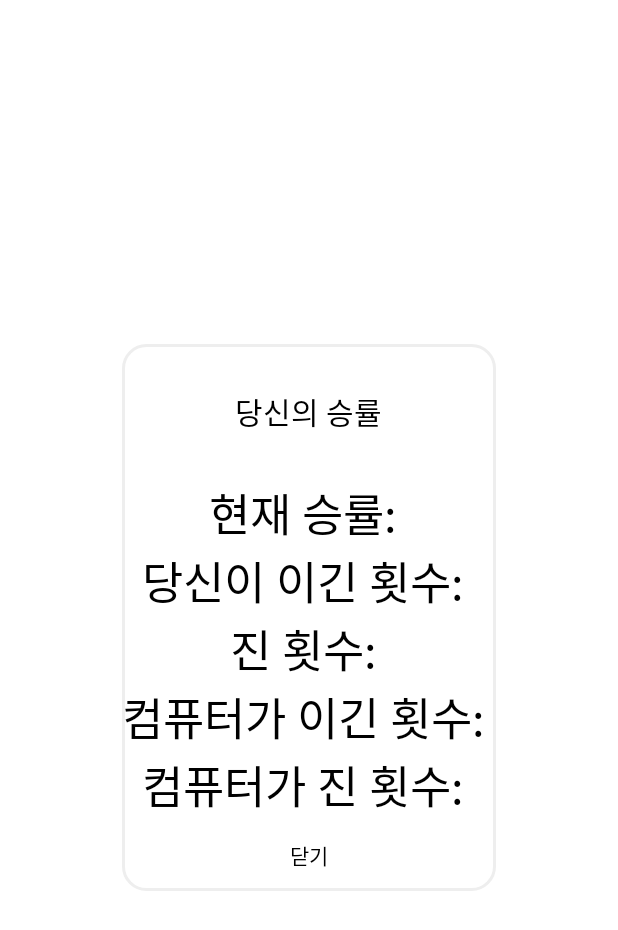
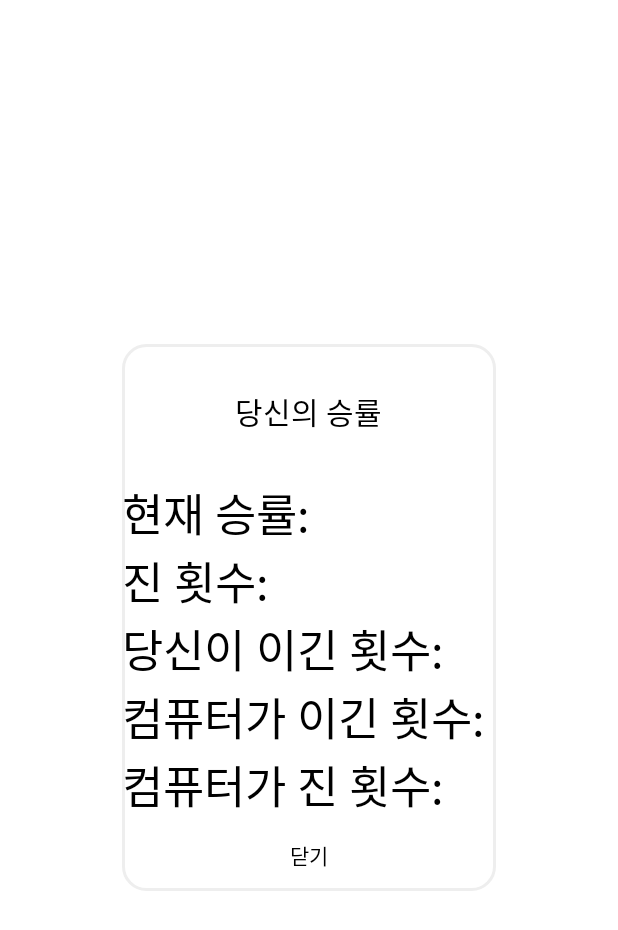
Before and after one commit to tkdgml822/School_Android, an Android app: the layout win_rate.xml on its own in the app's theme, with its tools: preview values and no code run, on a phone screen of 412 x 824 dp. Shown: the top 930 px of the screen. Run offline under Robolectric (Android 15) with nearby library versions, the phone set to English and light mode, and no system bars.

Commit message:
다이얼 레이아웃 수정

```diff
--- a/app/src/main/res/layout/win_rate.xml
+++ b/app/src/main/res/layout/win_rate.xml
@@ -13,8 +13,8 @@
         android:text="      당신의 승률      "
         android:textSize="20sp"
         android:textColor="@color/black" />
+
     <TextView
-        android:layout_gravity="center"
         android:layout_width="wrap_content"
         android:layout_height="wrap_content"
         android:text="현재 승률: "
@@ -22,7 +22,13 @@
         android:textSize="30sp"/>
 
     <TextView
-        android:layout_gravity="center"
+        android:layout_width="wrap_content"
+        android:layout_height="wrap_content"
+        android:text="진 횟수: "
+        android:textColor="@color/black"
+        android:textSize="30sp"/>
+
+    <TextView
         android:layout_width="wrap_content"
         android:layout_height="wrap_content"
         android:text="당신이 이긴 횟수: "
@@ -30,15 +36,6 @@
         android:textSize="30sp"/>
 
     <TextView
-        android:layout_gravity="center"
-        android:layout_width="wrap_content"
-        android:layout_height="wrap_content"
-        android:text="진 횟수: "
-        android:textColor="@color/black"
-        android:textSize="30sp"/>
-
-    <TextView
-        android:layout_gravity="center"
         android:layout_width="wrap_content"
         android:layout_height="wrap_content"
         android:text="컴퓨터가 이긴 횟수: "
@@ -46,7 +43,6 @@
         android:textSize="30sp"/>
 
     <TextView
-        android:layout_gravity="center"
         android:layout_width="wrap_content"
         android:layout_height="wrap_content"
         android:text="컴퓨터가 진 횟수: "
```
